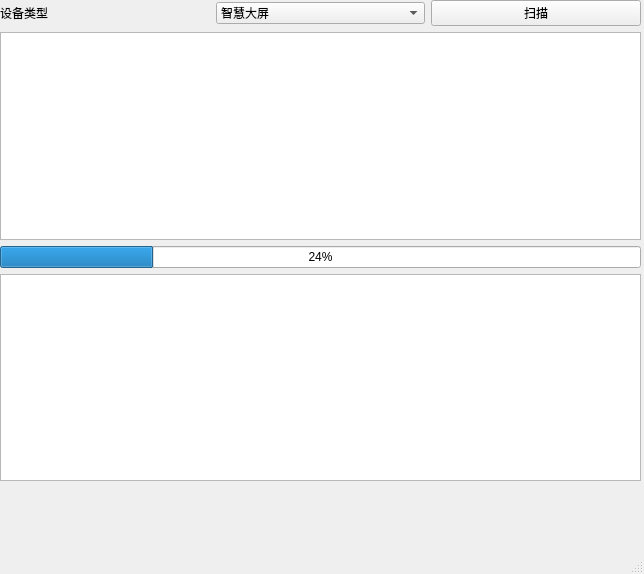
The window that mainwindow.ui (hootrhino/RhinoDeviceScanner) describes before a commit, drawn with Qt 5.
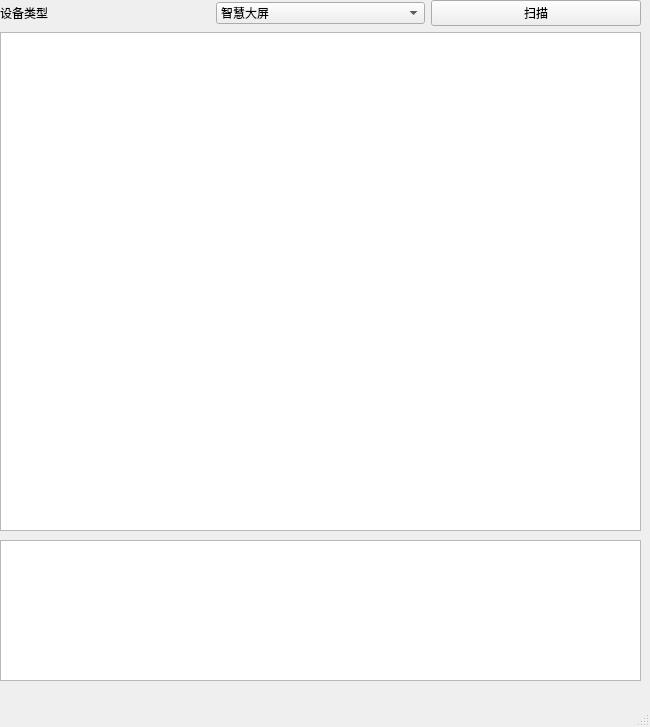
The same window after the commit.

Commit message: dev: add table weight

Patch:
```diff
--- a/mainwindow.ui
+++ b/mainwindow.ui
@@ -6,8 +6,8 @@
    <rect>
     <x>0</x>
     <y>0</y>
-    <width>644</width>
-    <height>574</height>
+    <width>650</width>
+    <height>727</height>
    </rect>
   </property>
   <property name="windowTitle">
@@ -20,7 +20,7 @@
       <x>0</x>
       <y>0</y>
       <width>641</width>
-      <height>481</height>
+      <height>531</height>
      </rect>
     </property>
     <layout class="QGridLayout" name="gridLayout">
@@ -31,13 +31,6 @@
        </property>
       </widget>
      </item>
-     <item row="2" column="0" colspan="3">
-      <widget class="QProgressBar" name="progressBar">
-       <property name="value">
-        <number>24</number>
-       </property>
-      </widget>
-     </item>
      <item row="0" column="0">
       <widget class="QLabel" name="label">
        <property name="text">
@@ -45,9 +38,6 @@
        </property>
       </widget>
      </item>
-     <item row="1" column="0" colspan="3">
-      <widget class="QTableView" name="tableView"/>
-     </item>
      <item row="0" column="1">
       <widget class="QComboBox" name="comboBox">
        <item>
@@ -62,11 +52,21 @@
        </item>
       </widget>
      </item>
-     <item row="3" column="0" colspan="3">
-      <widget class="QListView" name="listView"/>
+     <item row="1" column="0" colspan="3">
+      <widget class="QTableWidget" name="deviceTableWidget"/>
      </item>
     </layout>
    </widget>
+   <widget class="QListView" name="logListView">
+    <property name="geometry">
+     <rect>
+      <x>0</x>
+      <y>540</y>
+      <width>641</width>
+      <height>141</height>
+     </rect>
+    </property>
+   </widget>
   </widget>
   <widget class="QMenuBar" name="menubar">
    <property name="geometry">
```
Left out of the diff: 6 changed lines with no effect on the pictures. The commit also changes 3 other files.
